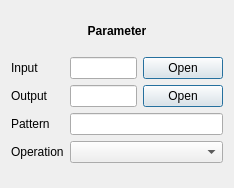
Above: mediacopier-cli/common/src/param.ui from patrickziegler/mediacopier before the change. Below: the same form after it.
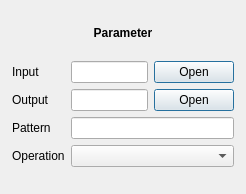
That is the form after the change.

```diff
--- a/mediacopier-cli/common/src/param.ui
+++ b/mediacopier-cli/common/src/param.ui
@@ -7,14 +7,23 @@
    <rect>
     <x>0</x>
     <y>0</y>
-    <width>234</width>
-    <height>188</height>
+    <width>246</width>
+    <height>194</height>
    </rect>
   </property>
   <property name="windowTitle">
    <string>Frame</string>
   </property>
   <layout class="QVBoxLayout" name="verticalLayout_3">
+   <property name="leftMargin">
+    <number>12</number>
+   </property>
+   <property name="rightMargin">
+    <number>12</number>
+   </property>
+   <property name="bottomMargin">
+    <number>12</number>
+   </property>
    <item>
     <widget class="QLabel" name="label_2">
      <property name="sizePolicy">
```
